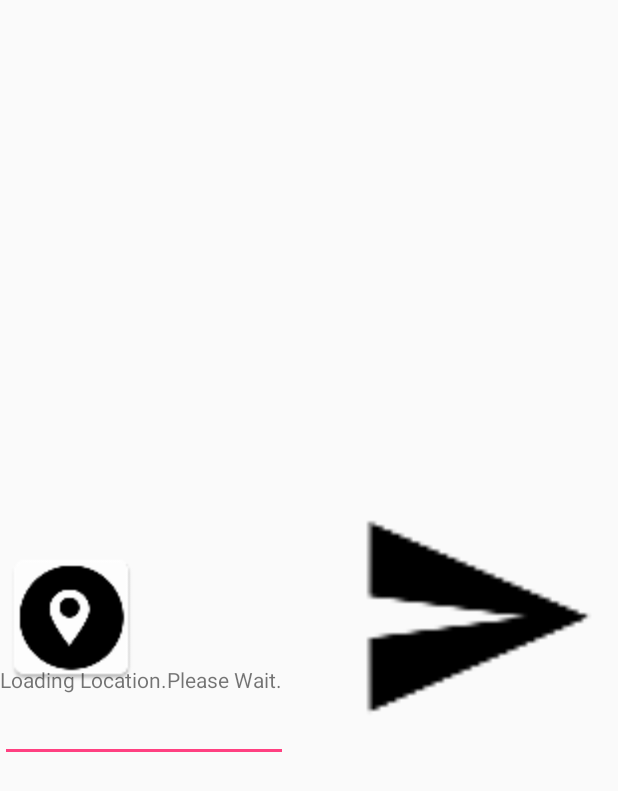
After one commit to RbkGh/TeleTrosky, an Android app: the layout fragment_home.xml on its own in the app's theme, with its tools: preview values and no code run, on a phone screen of 412 x 824 dp. The commit adds this screen. Shown: the top 791 px of the screen. Run offline under Robolectric (Android 15) with nearby library versions, the phone set to English and light mode, and no system bars.

Commit message:
Added Fragment for Processing Subsequent Events

```diff
--- /dev/null
+++ b/app/src/main/res/layout/fragment_home.xml
@@ -0,0 +1,58 @@
+<FrameLayout xmlns:android="http://schemas.android.com/apk/res/android"
+    xmlns:tools="http://schemas.android.com/tools"
+    android:layout_width="match_parent"
+    android:layout_height="match_parent"
+    tools:context="com.swiftpot.android.teletrosky.fragments.FragmentHome">
+<RelativeLayout
+    android:layout_width="match_parent"
+    android:layout_height="match_parent">
+    <RelativeLayout
+        android:id="@+id/relativeLayoutMinor"
+        android:layout_width="match_parent"
+        android:layout_height="match_parent"
+        android:layout_centerVertical="true"
+        android:layout_centerHorizontal="true"
+        android:layout_alignParentEnd="true"
+        android:layout_alignParentRight="true"
+        >
+
+        <ImageView
+            android:layout_width="96dp"
+            android:layout_height="96dp"
+            android:id="@+id/imageView2"
+            android:background="@mipmap/ic_location_heavyblack"
+            android:layout_centerVertical="true"
+            android:layout_alignParentLeft="true"
+            android:layout_alignParentStart="true" />
+
+        <ImageButton
+            android:layout_width="288dp"
+            android:layout_height="192dp"
+            android:id="@+id/btnHomeNext"
+            android:background="@mipmap/ic_send_thin"
+            android:layout_centerVertical="true"
+            android:layout_toRightOf="@+id/imageView2"
+            android:layout_toEndOf="@+id/imageView2"
+            android:layout_marginLeft="125dp"
+            android:layout_marginStart="125dp" />
+
+        <EditText
+            android:layout_width="192dp"
+            android:layout_height="wrap_content"
+            android:id="@+id/edtLocationName"
+            android:layout_alignBottom="@+id/btnHomeNext"
+            android:layout_alignParentLeft="true"
+            android:layout_alignParentStart="true" />
+
+        <TextView
+            android:layout_width="wrap_content"
+            android:layout_height="wrap_content"
+            android:textAppearance="?android:attr/textAppearanceSmall"
+            android:text="Loading Location.Please Wait."
+            android:id="@+id/tvLocationLoading"
+            android:layout_above="@+id/edtLocationName"
+            android:layout_alignParentLeft="true"
+            android:layout_alignParentStart="true" />
+    </RelativeLayout>
+</RelativeLayout>
+</FrameLayout>
--- a/app/src/main/res/values/strings.xml
+++ b/app/src/main/res/values/strings.xml
@@ -5,4 +5,7 @@
     <string name="navigation_drawer_close">Close navigation drawer</string>
 
     <string name="action_settings">Settings</string>
+
+    <!-- TODO: Remove or change this placeholder text -->
+    <string name="hello_blank_fragment">Hello blank fragment</string>
 </resources>
```
Also changed, not shown: app/build.gradle (+4 -3 lines), app/src/main/java/com/swiftpot/android/teletrosky/HomeActivity.java (+27 -0 lines), app/src/main/java/com/swiftpot/android/teletrosky/fragments/FragmentHome.java (added, +109 -0 lines), app/src/main/java/com/swiftpot/android/teletrosky/model/ClientDestinationRequest.java (added, +77 -0 lines), app/src/main/res/layout/content_home.xml (+3 -39 lines).
